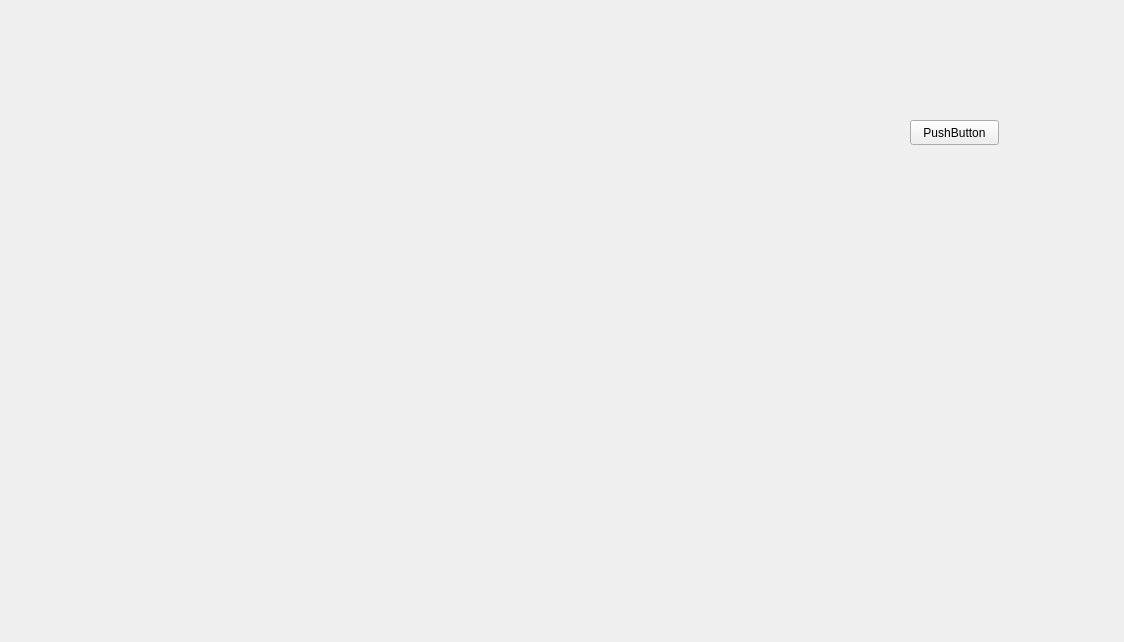
Lunarskii/Maze, file src/View/mazewidget.ui: the form before one commit.
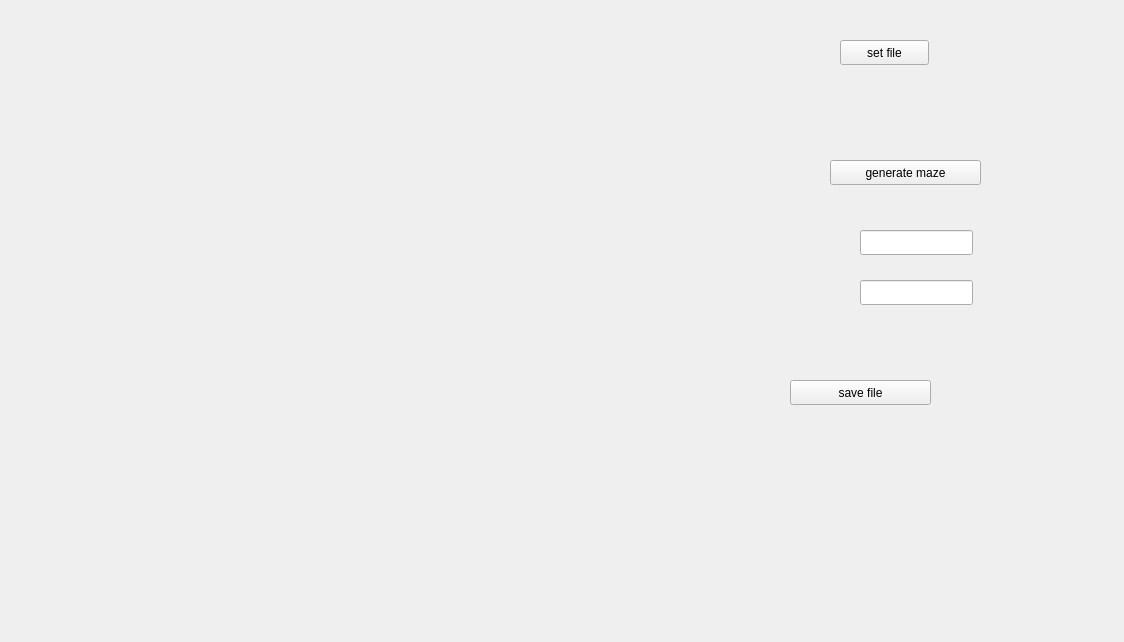
The form after the commit.

Commit message: added generation of a perfect maze and saving it to a file

Patch:
```diff
--- a/src/View/mazewidget.ui
+++ b/src/View/mazewidget.ui
@@ -16,14 +16,76 @@
   <widget class="QPushButton" name="uploadMazeModel">
    <property name="geometry">
     <rect>
-     <x>910</x>
-     <y>120</y>
+     <x>840</x>
+     <y>40</y>
      <width>89</width>
      <height>25</height>
     </rect>
    </property>
    <property name="text">
-    <string>PushButton</string>
+    <string>set file</string>
+   </property>
+  </widget>
+  <widget class="QWidget" name="mazeWidget" native="true">
+   <property name="geometry">
+    <rect>
+     <x>130</x>
+     <y>50</y>
+     <width>500</width>
+     <height>500</height>
+    </rect>
+   </property>
+   <property name="sizePolicy">
+    <sizepolicy hsizetype="Fixed" vsizetype="Fixed">
+     <horstretch>0</horstretch>
+     <verstretch>0</verstretch>
+    </sizepolicy>
+   </property>
+  </widget>
+  <widget class="QPushButton" name="generateMaze">
+   <property name="geometry">
+    <rect>
+     <x>830</x>
+     <y>160</y>
+     <width>151</width>
+     <height>25</height>
+    </rect>
+   </property>
+   <property name="text">
+    <string>generate maze</string>
+   </property>
+  </widget>
+  <widget class="QLineEdit" name="rows_line">
+   <property name="geometry">
+    <rect>
+     <x>860</x>
+     <y>230</y>
+     <width>113</width>
+     <height>25</height>
+    </rect>
+   </property>
+  </widget>
+  <widget class="QLineEdit" name="cols_line">
+   <property name="geometry">
+    <rect>
+     <x>860</x>
+     <y>280</y>
+     <width>113</width>
+     <height>25</height>
+    </rect>
+   </property>
+  </widget>
+  <widget class="QPushButton" name="pushButton">
+   <property name="geometry">
+    <rect>
+     <x>790</x>
+     <y>380</y>
+     <width>141</width>
+     <height>25</height>
+    </rect>
+   </property>
+   <property name="text">
+    <string>save file</string>
    </property>
   </widget>
  </widget>
```
The commit also changes 6 other files.
